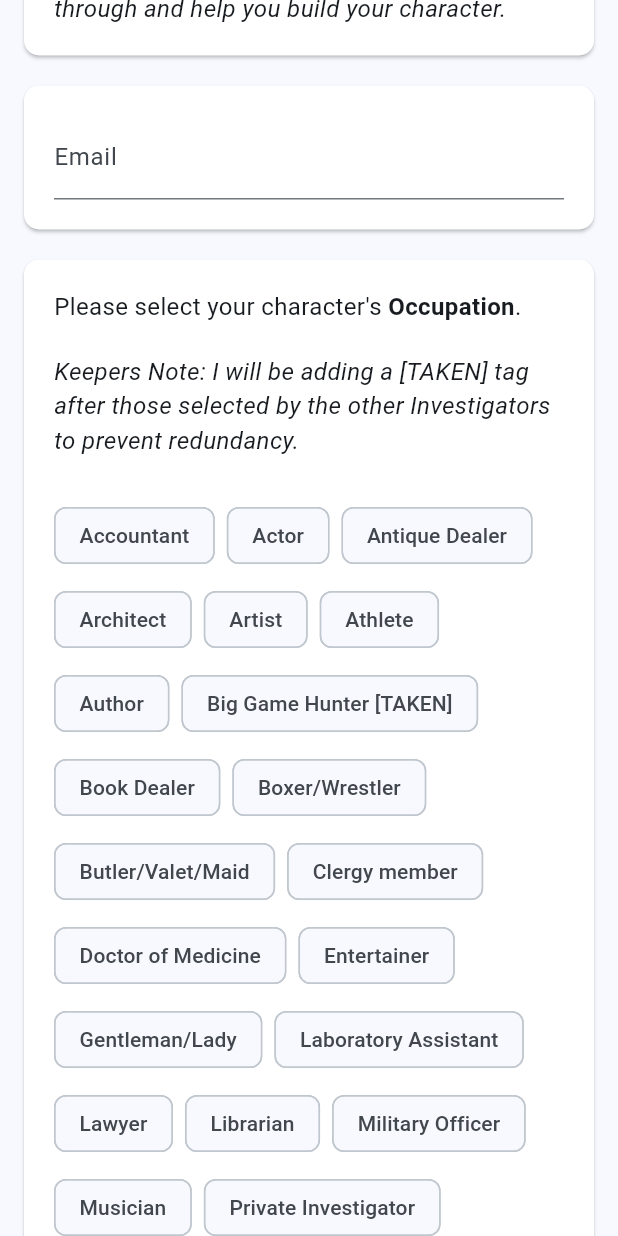
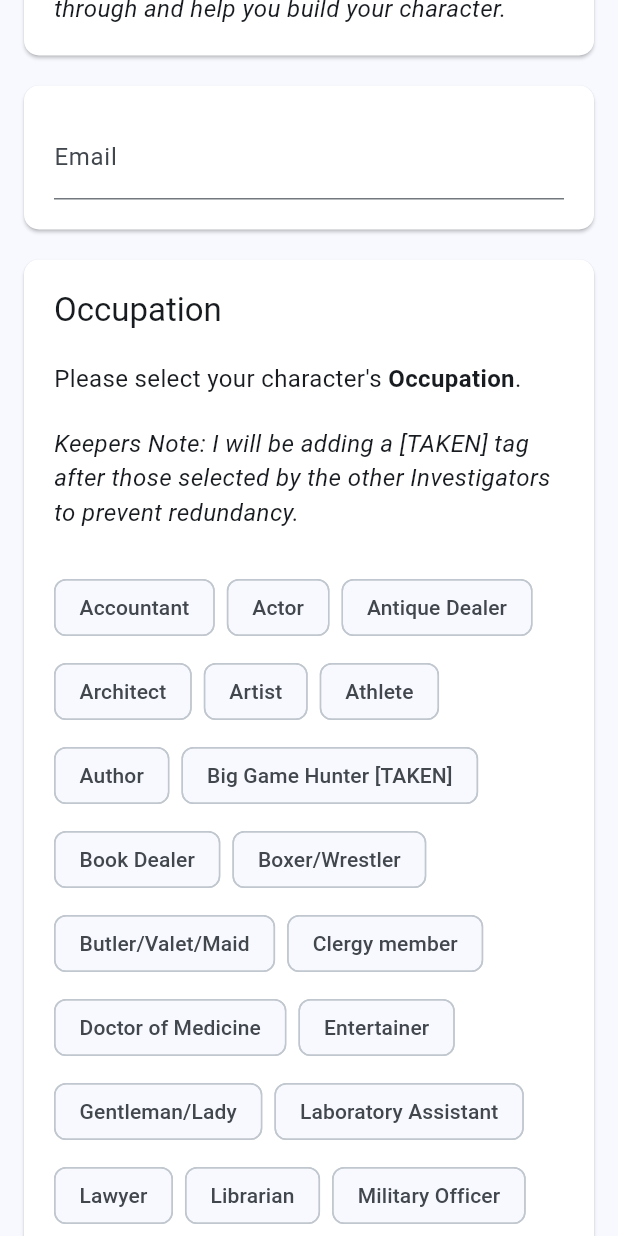
Before and after one commit to austinmilt/cthulu_character_creator, a Flutter app: the screen it shows after launch, scrolled down 576 dp, on a phone screen of 412 x 824 dp. Run offline on Flutter 3.47's test engine with Material 3 defaults, Android fonts, the phone set to English and light mode, and no system bars; drawn by our look-alikes of flutter_form_builder, flutter_markdown; our stand-ins replace form_builder_validators.

Commit message:
add in character descriptions

```diff
--- a/lib/character_form.dart
+++ b/lib/character_form.dart
@@ -58,6 +58,7 @@ Happy to guide you through and help you build your character._
             _section(Column(
               children: [
                 _md("""
+## Occupation
 Please select your character's **Occupation**.
 
 _Keepers Note: I will be adding a [TAKEN] tag after those selected by
@@ -107,6 +108,7 @@ the other Investigators to prevent redundancy._
             _section(Column(
               children: [
                 _md("""
+## Skills
 You will select **[8] Occupational Skills** that relate to your chosen occupation
 as well as **[4] Personal Interest Skills** to boost.
 
@@ -176,9 +178,136 @@ For **Personal Interest Skills**, you will boost those by 20%.
                 ),
               ],
             )),
-            Align(
-              alignment: Alignment.centerLeft,
-              child: TextButton(
+            _section(Column(
+              crossAxisAlignment: CrossAxisAlignment.start,
+              children: [
+                _md("## Describe your character"),
+                FormBuilderTextField(
+                  name: 'name',
+                  decoration: const InputDecoration(
+                    labelText: 'Name',
+                    helperMaxLines: 2,
+                    helperText: 'What is your character\'s name?',
+                  ),
+                  keyboardType: TextInputType.name,
+                  validator: FormBuilderValidators.compose([
+                    FormBuilderValidators.required(),
+                  ]),
+                ),
+                const SizedBox(height: 10),
+                FormBuilderTextField(
+                  name: 'appearance',
+                  decoration: const InputDecoration(
+                    labelText: 'Appearance',
+                    helperMaxLines: 2,
+                    helperText: 'Describe your character\'s appearance.',
+                  ),
+                  minLines: 1,
+                  maxLines: 5,
+                  keyboardType: TextInputType.text,
+                  validator: FormBuilderValidators.compose([
+                    FormBuilderValidators.required(),
+                  ]),
+                ),
+                const SizedBox(height: 10),
+                FormBuilderTextField(
+                  name: 'traits',
+                  decoration: const InputDecoration(
+                    labelText: 'Traits',
+                    helperMaxLines: 2,
+                    helperText: 'Does your character have any notable traits? Please describe them if so.',
+                  ),
+                  minLines: 1,
+                  maxLines: 5,
+                  keyboardType: TextInputType.text,
+                ),
+                const SizedBox(height: 10),
+                FormBuilderTextField(
+                  name: 'ideology',
+                  decoration: const InputDecoration(
+                    labelText: 'Significant People',
+                    helperMaxLines: 2,
+                    helperText: 'Who, if any, are the significant people in your character\'s life?',
+                  ),
+                  minLines: 1,
+                  maxLines: 5,
+                  keyboardType: TextInputType.text,
+                ),
+                const SizedBox(height: 10),
+                FormBuilderTextField(
+                  name: 'injuries',
+                  decoration: const InputDecoration(
+                    labelText: 'Injuries & Scars',
+                    helperMaxLines: 2,
+                    helperText: 'Does your character have any injuries & scars?',
+                  ),
+                  minLines: 1,
+                  maxLines: 5,
+                  keyboardType: TextInputType.text,
+                ),
+                const SizedBox(height: 10),
+                FormBuilderTextField(
+                  name: 'relationships',
+                  decoration: const InputDecoration(
+                    labelText: 'Significant People',
+                    helperMaxLines: 2,
+                    helperText: 'Who, if any, are the Significant People in your character\'s life?',
+                  ),
+                  minLines: 1,
+                  maxLines: 5,
+                  keyboardType: TextInputType.text,
+                ),
+                const SizedBox(height: 10),
+                FormBuilderTextField(
+                  name: 'phobias',
+                  decoration: const InputDecoration(
+                    labelText: 'Phobias & Manias',
+                    helperMaxLines: 2,
+                    helperText: 'Does your character have any phobias & manias?',
+                  ),
+                  minLines: 1,
+                  maxLines: 5,
+                  keyboardType: TextInputType.text,
+                ),
+                const SizedBox(height: 10),
+                FormBuilderTextField(
+                  name: 'treasures',
+                  decoration: const InputDecoration(
+                    labelText: 'Treasured Possession',
+                    helperMaxLines: 2,
+                    helperText: 'Describe a treasured possession that your character has.',
+                  ),
+                  minLines: 1,
+                  maxLines: 5,
+                  keyboardType: TextInputType.text,
+                ),
+                const SizedBox(height: 10),
+                FormBuilderTextField(
+                  name: 'details',
+                  decoration: const InputDecoration(
+                    labelText: 'Details',
+                    helperMaxLines: 2,
+                    helperText: 'Is there anything else you\'d like to share about your character?',
+                  ),
+                  minLines: 1,
+                  maxLines: 5,
+                  keyboardType: TextInputType.text,
+                ),
+                const SizedBox(height: 10),
+                FormBuilderTextField(
+                  name: 'items',
+                  decoration: const InputDecoration(
+                    labelText: 'Items',
+                    helperText: 'Are there any particular items you\'d like to have in your character\'s possession?',
+                    helperMaxLines: 2,
+                  ),
+                  minLines: 1,
+                  maxLines: 5,
+                  keyboardType: TextInputType.text,
+                ),
+              ],
+            )),
+            FilledButton(
               onPressed: () {
                 // Validate and save the form values
                 _formKey.currentState?.saveAndValidate();
@@ -188,8 +317,7 @@ For **Personal Interest Skills**, you will boost those by 20%.
                 _formKey.currentState?.validate();
                 debugPrint(_formKey.currentState?.instantValue.toString());
               },
-                child: const Text('Next'),
-              ),
+              child: const Text('Submit'),
             )
           ],
         ),
```
Lines whose indentation alone changed are shown as unchanged.
